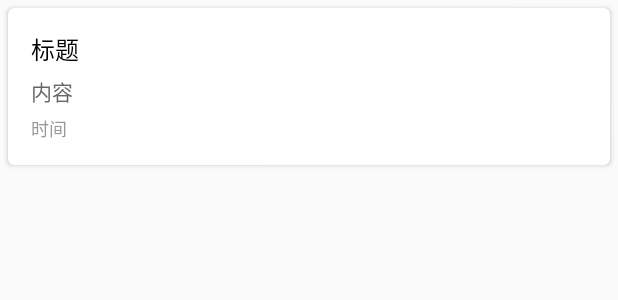
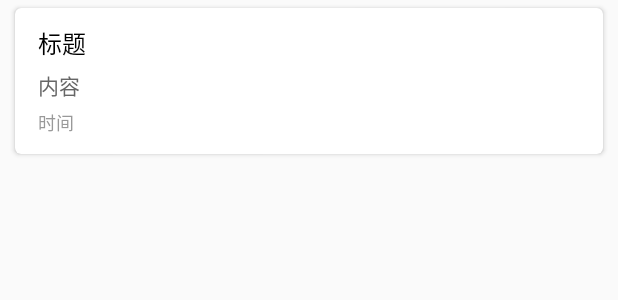
Before and after one commit to ChiuLui/orangenote, an Android app: the layout note_item.xml on its own in the app's theme, with its tools: preview values and no code run, on a phone screen of 412 x 824 dp. Shown: the top 300 px of the screen. Run offline under Robolectric (Android 15) with nearby library versions, the phone set to English and light mode, and no system bars.

Commit message:
完成添加便签, 显示数据库便签, 便签显示的逻辑.

```diff
--- a/app/src/main/java/com/orange/orangenote/NoteAdapter.java
+++ b/app/src/main/java/com/orange/orangenote/NoteAdapter.java
@@ -65,11 +65,15 @@ class NoteAdapter extends RecyclerView.Adapter<NoteAdapter.ViewHolder>{
 
     @Override
     public void onBindViewHolder(ViewHolder holder, int position) {
-
         Note note = mNoteList.get(position);
         String temp = note.getContent();
         holder.textView_title.setText(ContentUtil.getTitle(temp));
         holder.textView_content.setText(ContentUtil.getContent(temp));
+        if (holder.textView_content.getText().length() <= 0 || holder.textView_content.getText().equals("") || holder.textView_content.getText() == null || holder.textView_content.getText().equals(" ") || holder.textView_content.getText().equals("\n")){
+            holder.textView_content.setVisibility(View.GONE);
+        } else {
+            holder.textView_content.setVisibility(View.VISIBLE);
+        }
         holder.textView_time.setText(note.getYear() + "  " + note.getDate() + "  " + note.getTime());
     }
 
--- a/app/src/main/res/layout/note_item.xml
+++ b/app/src/main/res/layout/note_item.xml
@@ -3,21 +3,26 @@
     xmlns:app="http://schemas.android.com/apk/res-auto"
     android:layout_width="match_parent"
     android:layout_height="wrap_content"
-    android:layout_margin="5dp"
+    android:layout_marginTop="5dp"
+    android:layout_marginBottom="5dp"
+    android:layout_marginLeft="10dp"
+    android:layout_marginRight="10dp"
     app:cardCornerRadius="4dp">
 
     <LinearLayout
         android:layout_width="match_parent"
-        android:layout_height="wrap_content"
-        android:padding="15dp"
-        android:orientation="vertical">
+        android:layout_height="97dp"
+        android:orientation="vertical"
+        android:gravity="center_vertical"
+        android:paddingLeft="15dp"
+        android:paddingRight="15dp">
 
         <TextView
             android:id="@+id/text_item_title"
             android:layout_width="match_parent"
             android:layout_height="wrap_content"
+            android:ellipsize="end"
             android:singleLine="true"
-            android:ellipsize="end"
             android:text="标题"
             android:textColor="#000000"
             android:textSize="16sp" />
@@ -26,19 +31,19 @@
             android:id="@+id/text_item_content"
             android:layout_width="match_parent"
             android:layout_height="wrap_content"
+            android:layout_marginTop="5dp"
+            android:ellipsize="marquee"
+            android:singleLine="true"
             android:text="内容"
-            android:singleLine="true"
-            android:ellipsize="marquee"
             android:textColor="#666666"
-            android:textSize="14sp"
-            android:layout_marginTop="5dp"/>
+            android:textSize="14sp" />
 
         <TextView
             android:id="@+id/text_item_tiem"
             android:layout_width="match_parent"
             android:layout_height="wrap_content"
+            android:layout_marginTop="5dp"
             android:text="时间"
-            android:layout_marginTop="5dp"
             android:textColor="#999999"
             android:textSize="12sp" />
 
```
Also changed, not shown: app/src/main/java/com/orange/orangenote/util/ContentUtil.java (+45 -10 lines).
